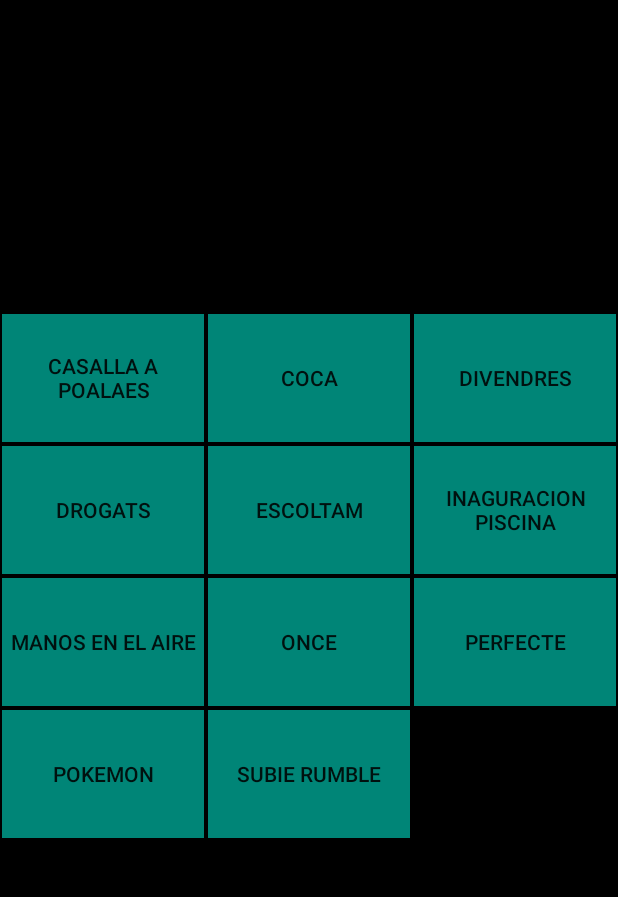
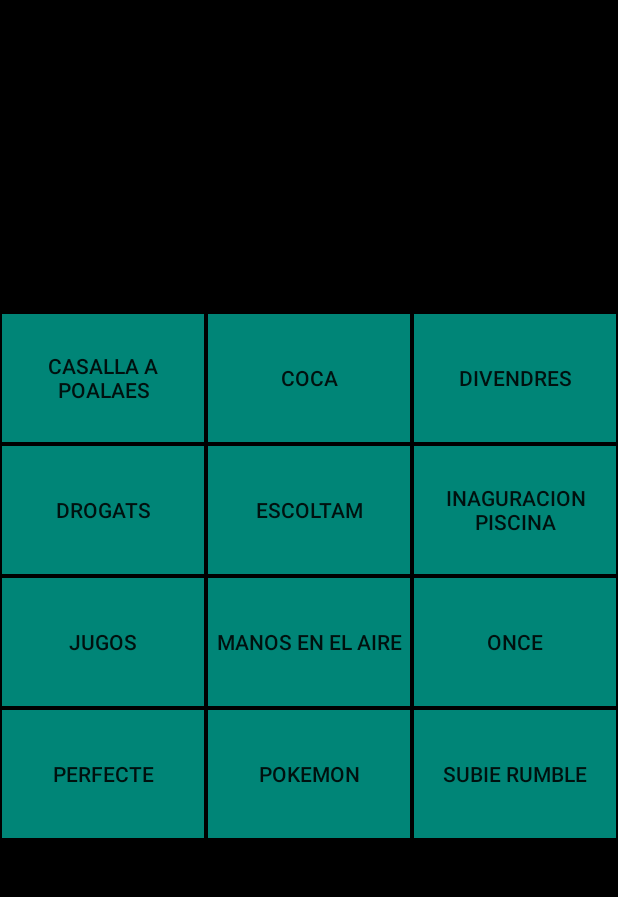
Before and after one commit to VictorTorrens/FatoApp, an Android app: the screen it shows after launch (MainActivity), on a phone screen of 412 x 824 dp, the part 84-981 px from its top. Run offline under Robolectric (Android 15) with nearby library versions, the phone set to English and light mode, and no system bars.

Commit message:
hola mundo

```diff
--- a/app/src/main/java/com/fato/victor/fatoapp/MainActivity.java
+++ b/app/src/main/java/com/fato/victor/fatoapp/MainActivity.java
@@ -31,6 +31,7 @@
         memes.add(new Meme(R.raw.piscina, false, "image", "Inaguracion Piscina"));
         memes.add(new Meme(R.raw.subierumble, false, "image", "Subie Rumble"));
         memes.add(new Meme(R.raw.once, false, "image", "ONCE"));
+        memes.add(new Meme(R.raw.jugos, false, "image", "Jugos"));
 
 
 
```
Also changed, not shown: 1 other file.
